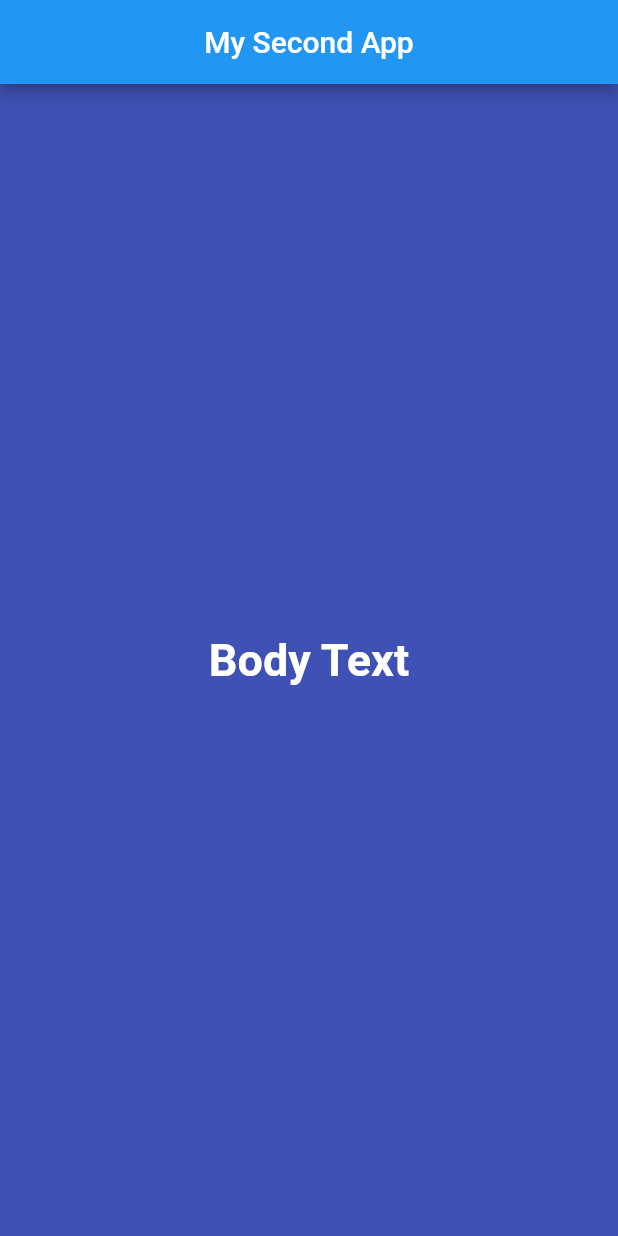
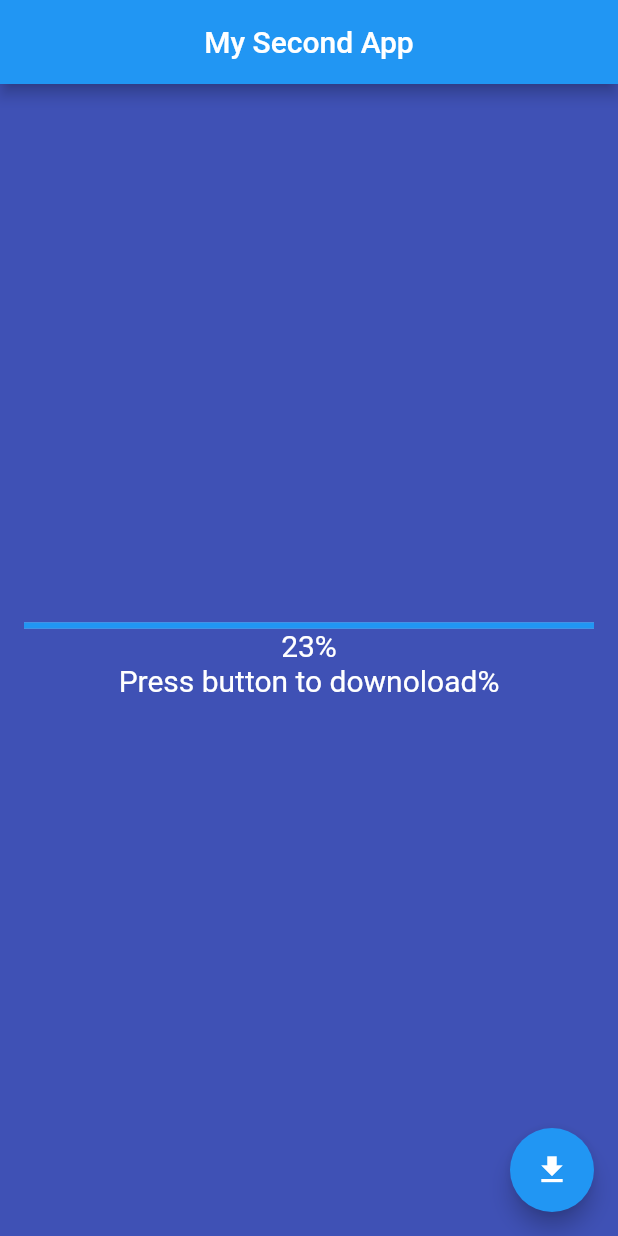
Before and after one commit to munem91/secondPetProject, a Flutter app: the screen it shows after launch, on a phone screen of 412 x 824 dp. Run offline on Flutter 3.47's test engine with Material 2 defaults, Android fonts, the light colour scheme and no system bars.

Commit message:
add LinearProgressIndicator and FloatingActionButton

```diff
--- a/lib/main.dart
+++ b/lib/main.dart
@@ -1,25 +1,43 @@
 import 'package:flutter/material.dart';
 
-void main() {
-  runApp(
-    MaterialApp(
+void main() => runApp(const MySecondApp());
+
+class MySecondApp extends StatelessWidget {
+  const MySecondApp({super.key});
+
+  @override
+  Widget build(BuildContext context) {
+    return MaterialApp(
       home: Scaffold(
         backgroundColor: Colors.indigo,
         appBar: AppBar(
           title: const Text('My Second App'),
           centerTitle: true,
         ),
-        body: const Center(
-          child: Text(
-            'Body Text',
-            style: TextStyle(
-              fontSize: 30,
-              fontWeight: FontWeight.bold,
-              color: Colors.white,
+        body: Center(
+          child: Container(
+            padding: const EdgeInsets.all(16),
+            child: Column(
+              mainAxisAlignment: MainAxisAlignment.center,
+              children: const [
+                LinearProgressIndicator(value: 23),
+                Text(
+                  '23%',
+                  style: TextStyle(color: Colors.white, fontSize: 20),
+                ),
+                Text(
+                  'Press button to downoload%',
+                  style: TextStyle(color: Colors.white, fontSize: 20),
+                ),
+              ],
             ),
           ),
         ),
+        floatingActionButton: const FloatingActionButton(
+          onPressed: null,
+          child: Icon(Icons.download),
+        ),
       ),
-    ),
-  );
+    );
+  }
 }
```
